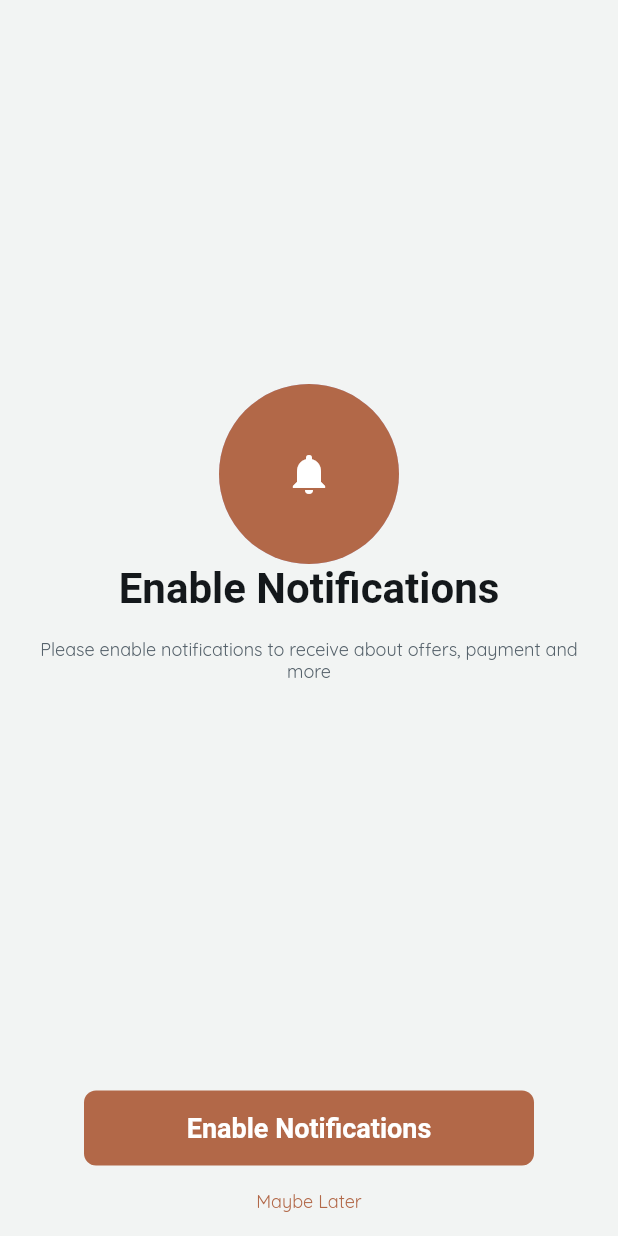
After one commit to anzouaoui/petinn_mobile, a Flutter app: the NotificationsPermissionPageWidget screen opened by its route, on a phone screen of 412 x 824 dp. The commit adds this screen. Run offline on Flutter 3.47's test engine with Material 3 defaults, Android fonts, the phone set to English and light mode, and no system bars; drawn by our look-alikes of auto_size_text; our stand-ins replace font_awesome_flutter, from_css_color, go_router, google_fonts, page_transition, shared_preferences and 1 more; missing offline and left inert: json_path; accounts and stored records are empty; Roboto replaces fonts that are missing (Baloo Da 2).

Commit message:
Add notification permission page

```diff
--- a/lib/flutter_flow/internationalization.dart
+++ b/lib/flutter_flow/internationalization.dart
@@ -224,7 +224,7 @@ final kTranslationsMap = <Map<String, Map<String, String>>>[
     },
     'taj7yn6y': {
       'en': 'Rem',
-      'fr': 'Mot de passe oublié ?',
+      'fr': 'Rem',
     },
     'd8bfdw9g': {
       'en': 'Login',
@@ -332,6 +332,52 @@ final kTranslationsMap = <Map<String, Map<String, String>>>[
       'fr': 'Maison',
     },
   },
+  // NotificationsPermissionPage
+  {
+    'gu80zfec': {
+      'en': 'Enable Notifications',
+      'fr': 'Activer les notifications',
+    },
+    'ld72oj12': {
+      'en':
+          'Please enable notifications to receive about offers, payment and more',
+      'fr':
+          'Veuillez activer les notifications pour recevoir des informations sur les offres, les paiements et plus encore',
+    },
+    '3r0qakn3': {
+      'en': 'Enable Notifications',
+      'fr': 'Activer les notifications',
+    },
+    '7p1aie0b': {
+      'en': 'Maybe Later',
+      'fr': 'Peut-être plus tard',
+    },
+    'h2uuu0tl': {
+      'en': 'Home',
+      'fr': 'Maison',
+    },
+  },
+  // Notifications
+  {
+    'pw7f55um': {
+      'en': 'Enable Notifications',
+      'fr': 'Activer les notifications',
+    },
+    'ihw280f7': {
+      'en':
+          'Please enable notifications to receive about offers, payment and more',
+      'fr':
+          'Veuillez activer les notifications pour recevoir des informations sur les offres, les paiements et plus encore',
+    },
+    'my65l9tz': {
+      'en': 'Enable Notifications',
+      'fr': 'Activer les notifications',
+    },
+    'u9fjch9k': {
+      'en': 'Maybe Later',
+      'fr': 'Peut-être plus tard',
+    },
+  },
   // Miscellaneous
   {
     '546tiqju': {
--- a/lib/flutter_flow/nav/nav.dart
+++ b/lib/flutter_flow/nav/nav.dart
@@ -80,6 +80,11 @@ GoRouter createRouter(AppStateNotifier appStateNotifier) => GoRouter(
           name: RegisterPageWidget.routeName,
           path: RegisterPageWidget.routePath,
           builder: (context, params) => RegisterPageWidget(),
+        ),
+        FFRoute(
+          name: NotificationsPermissionPageWidget.routeName,
+          path: NotificationsPermissionPageWidget.routePath,
+          builder: (context, params) => NotificationsPermissionPageWidget(),
         )
       ].map((r) => r.toRoute(appStateNotifier)).toList(),
     );
--- a/lib/index.dart
+++ b/lib/index.dart
@@ -7,3 +7,5 @@ export '/pages/authentication/forgot_password_page/forgot_password_page_widget.d
     show ForgotPasswordPageWidget;
 export '/pages/authentication/register_page/register_page_widget.dart'
     show RegisterPageWidget;
+export '/pages/settings/notifications_permission_page/notifications_permission_page_widget.dart'
+    show NotificationsPermissionPageWidget;
--- /dev/null
+++ b/lib/pages/settings/notifications_permission_page/notifications_permission_page_model.dart
@@ -0,0 +1,13 @@
+import '/flutter_flow/flutter_flow_util.dart';
+import 'notifications_permission_page_widget.dart'
+    show NotificationsPermissionPageWidget;
+import 'package:flutter/material.dart';
+
+class NotificationsPermissionPageModel
+    extends FlutterFlowModel<NotificationsPermissionPageWidget> {
+  @override
+  void initState(BuildContext context) {}
+
+  @override
+  void dispose() {}
+}
--- /dev/null
+++ b/lib/pages/settings/notifications_permission_page/notifications_permission_page_widget.dart
@@ -0,0 +1,215 @@
+import '/flutter_flow/flutter_flow_theme.dart';
+import '/flutter_flow/flutter_flow_util.dart';
+import '/flutter_flow/flutter_flow_widgets.dart';
+import 'package:flutter/material.dart';
+import 'package:google_fonts/google_fonts.dart';
+import 'notifications_permission_page_model.dart';
+export 'notifications_permission_page_model.dart';
+
+/// Notification permission page
+class NotificationsPermissionPageWidget extends StatefulWidget {
+  const NotificationsPermissionPageWidget({super.key});
+
+  static String routeName = 'NotificationsPermissionPage';
+  static String routePath = '/notificationsPermissionPage';
+
+  @override
+  State<NotificationsPermissionPageWidget> createState() =>
+      _NotificationsPermissionPageWidgetState();
+}
+
+class _NotificationsPermissionPageWidgetState
+    extends State<NotificationsPermissionPageWidget> {
+  late NotificationsPermissionPageModel _model;
+
+  final scaffoldKey = GlobalKey<ScaffoldState>();
+
+  @override
+  void initState() {
+    super.initState();
+    _model = createModel(context, () => NotificationsPermissionPageModel());
+  }
+
+  @override
+  void dispose() {
+    _model.dispose();
+
+    super.dispose();
+  }
+
+  @override
+  Widget build(BuildContext context) {
+    return GestureDetector(
+      onTap: () {
+        FocusScope.of(context).unfocus();
+        FocusManager.instance.primaryFocus?.unfocus();
+      },
+      child: Scaffold(
+        key: scaffoldKey,
+        backgroundColor: FlutterFlowTheme.of(context).primaryBackground,
+        body: Padding(
+          padding: EdgeInsets.all(16.0),
+          child: Column(
+            mainAxisSize: MainAxisSize.max,
+            mainAxisAlignment: MainAxisAlignment.spaceBetween,
+            crossAxisAlignment: CrossAxisAlignment.center,
+            children: [
+              Flexible(
+                child: Column(
+                  mainAxisSize: MainAxisSize.max,
+                  mainAxisAlignment: MainAxisAlignment.center,
+                  children: [
+                    Container(
+                      width: 120.0,
+                      height: 120.0,
+                      decoration: BoxDecoration(
+                        color: FlutterFlowTheme.of(context).accent1,
+                        shape: BoxShape.circle,
+                      ),
+                      child: Container(
+                        width: 80.0,
+                        height: 80.0,
+                        decoration: BoxDecoration(
+                          color: FlutterFlowTheme.of(context).primary,
+                          shape: BoxShape.circle,
+                        ),
+                        child: Align(
+                          alignment: AlignmentDirectional(0.0, 0.0),
+                          child: Icon(
+                            Icons.notifications,
+                            color: Colors.white,
+                            size: 32.0,
+                          ),
+                        ),
+                      ),
+                    ),
+                    Column(
+                      mainAxisSize: MainAxisSize.max,
+                      crossAxisAlignment: CrossAxisAlignment.center,
+                      children: [
+                        Text(
+                          FFLocalizations.of(context).getText(
+                            'gu80zfec' /* Enable Notifications */,
+                          ),
+                          textAlign: TextAlign.center,
+                          style: FlutterFlowTheme.of(context)
+                              .headlineMedium
+                              .override(
+                                font: GoogleFonts.balooDa2(
+                                  fontWeight: FontWeight.w600,
+                                  fontStyle: FlutterFlowTheme.of(context)
+                                      .headlineMedium
+                                      .fontStyle,
+                                ),
+                                color: FlutterFlowTheme.of(context).primaryText,
+                                letterSpacing: 0.0,
+                                fontWeight: FontWeight.w600,
+                                fontStyle: FlutterFlowTheme.of(context)
+                                    .headlineMedium
+                                    .fontStyle,
+                              ),
+                        ),
+                        Text(
+                          FFLocalizations.of(context).getText(
+                            'ld72oj12' /* Please enable notifications to... */,
+                          ),
+                          textAlign: TextAlign.center,
+                          style: FlutterFlowTheme.of(context)
+                              .bodyMedium
+                              .override(
+                                font: GoogleFonts.quicksand(
+                                  fontWeight: FlutterFlowTheme.of(context)
+                                      .bodyMedium
+                                      .fontWeight,
+                                  fontStyle: FlutterFlowTheme.of(context)
+                                      .bodyMedium
+                                      .fontStyle,
+                                ),
+                                color:
+                                    FlutterFlowTheme.of(context).secondaryText,
+                                letterSpacing: 0.0,
+                                fontWeight: FlutterFlowTheme.of(context)
+                                    .bodyMedium
+                                    .fontWeight,
+                                fontStyle: FlutterFlowTheme.of(context)
+                                    .bodyMedium
+                                    .fontStyle,
+                              ),
+                        ),
+                      ].divide(SizedBox(height: 16.0)),
+                    ),
+                  ],
+                ),
+              ),
+              Column(
+                mainAxisSize: MainAxisSize.max,
+                children: [
+                  FFButtonWidget(
+                    onPressed: () {
+                      print('Button pressed ...');
+                    },
+                    text: FFLocalizations.of(context).getText(
+                      '3r0qakn3' /* Enable Notifications */,
+                    ),
+                    options: FFButtonOptions(
+                      width: 300.0,
+                      height: 50.0,
+                      padding: EdgeInsets.all(8.0),
+                      iconPadding:
+                          EdgeInsetsDirectional.fromSTEB(0.0, 0.0, 0.0, 0.0),
+                      color: FlutterFlowTheme.of(context).primary,
+                      textStyle:
+                          FlutterFlowTheme.of(context).titleMedium.override(
+                                font: GoogleFonts.balooDa2(
+                                  fontWeight: FlutterFlowTheme.of(context)
+                                      .titleMedium
+                                      .fontWeight,
+                                  fontStyle: FlutterFlowTheme.of(context)
+                                      .titleMedium
+                                      .fontStyle,
+                                ),
+                                color: Colors.white,
+                                letterSpacing: 0.0,
+                                fontWeight: FlutterFlowTheme.of(context)
+                                    .titleMedium
+                                    .fontWeight,
+                                fontStyle: FlutterFlowTheme.of(context)
+                                    .titleMedium
+                                    .fontStyle,
+                              ),
+                      elevation: 0.0,
+                      borderRadius: BorderRadius.circular(8.0),
+                    ),
+                  ),
+                  Text(
+                    FFLocalizations.of(context).getText(
+                      '7p1aie0b' /* Maybe Later */,
+                    ),
+                    textAlign: TextAlign.center,
+                    style: FlutterFlowTheme.of(context).bodyMedium.override(
+                          font: GoogleFonts.quicksand(
+                            fontWeight: FlutterFlowTheme.of(context)
+                                .bodyMedium
+                                .fontWeight,
+                            fontStyle: FlutterFlowTheme.of(context)
+                                .bodyMedium
+                                .fontStyle,
+                          ),
+                          color: FlutterFlowTheme.of(context).primary,
+                          letterSpacing: 0.0,
+                          fontWeight: FlutterFlowTheme.of(context)
+                              .bodyMedium
+                              .fontWeight,
+                          fontStyle:
+                              FlutterFlowTheme.of(context).bodyMedium.fontStyle,
+                        ),
+                  ),
+                ].divide(SizedBox(height: 16.0)),
+              ),
+            ].divide(SizedBox(height: 32.0)),
+          ),
+        ),
+      ),
+    );
+  }
+}
```
Also changed, not shown: lib/components/notifications_model.dart (added, +11 -0 lines), lib/components/notifications_widget.dart (added, +187 -0 lines), 1 other file.
